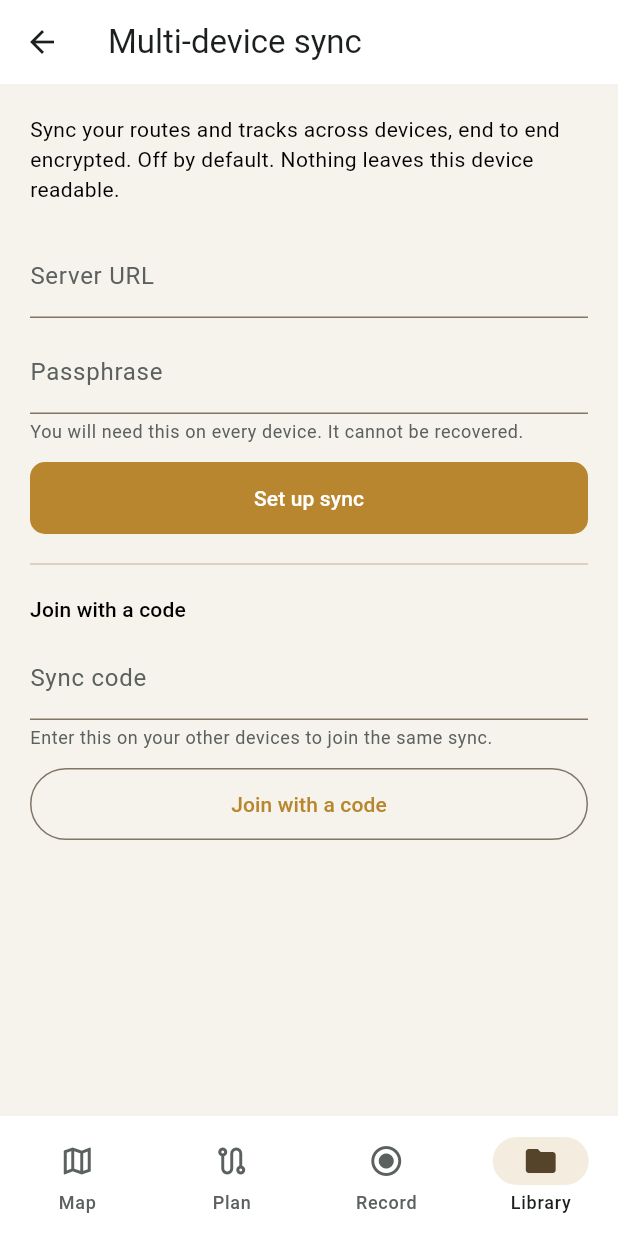
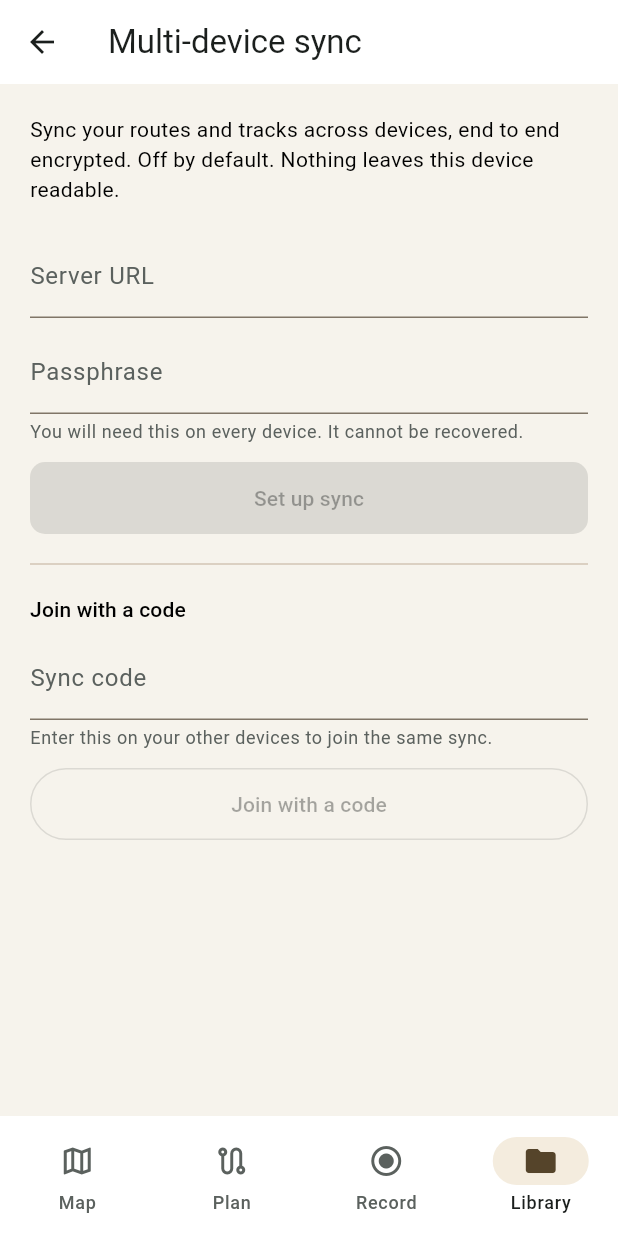
Before and after one commit to AffluentMods/cairn, a Flutter app: the SyncScreen screen opened by its route, on a phone screen of 412 x 824 dp. Run offline on Flutter 3.47's test engine with Material 3 defaults, Android fonts, the phone set to English and light mode, and no system bars; our stand-ins replace dio, drift, file_picker, flutter_riverpod, flutter_secure_storage, freezed_annotation and 5 more; missing offline and left inert: cryptography, flutter_foreground_task, gpx, maplibre_gl; accounts and stored records are empty; generated files the repository leaves out were written again.

Commit message:
security: pre-release audit + enforce sync passphrase strength
Ran the Affluent Labs security-audit skill over the app and both backends (docs/security-audit
-2026-09.md). No Critical or High findings. Fixed the one Medium: sync setup now requires a
passphrase of at least 10 characters, since it is the only protection for E2E data if the sync
code leaks (the server holds the salt and wrapped key). Verified controls: no committed
secrets, allowBackup off, cleartext off, only MainActivity exported, secure storage for sync
creds, AES-256-GCM with fresh nonces, constant-time server verification, proxy has no SSRF.

analyze clean, 115 tests pass.

Co-Authored-By: Claude Opus 4.8 <noreply@anthropic.com>

```diff
--- a/lib/l10n/app_en.arb
+++ b/lib/l10n/app_en.arb
@@ -224,6 +224,7 @@
   "syncCodeCopied": "Sync code copied",
   "syncEnabled": "Sync is on",
   "syncNoData": "No synced data found for that code.",
+  "syncPassphraseTooShort": "Use at least 10 characters. The passphrase is the only thing protecting your data if your sync code is exposed.",
 
   "summitTitle": "Cairn Summit",
   "summitOneTime": "One-time purchase. No subscription.",
--- a/lib/l10n/app_localizations.dart
+++ b/lib/l10n/app_localizations.dart
@@ -1198,6 +1198,12 @@ abstract class AppLocalizations {
   /// **'No synced data found for that code.'**
   String get syncNoData;
 
+  /// No description provided for @syncPassphraseTooShort.
+  ///
+  /// In en, this message translates to:
+  /// **'Use at least 10 characters. The passphrase is the only thing protecting your data if your sync code is exposed.'**
+  String get syncPassphraseTooShort;
+
   /// No description provided for @summitTitle.
   ///
   /// In en, this message translates to:
--- a/lib/l10n/app_localizations_en.dart
+++ b/lib/l10n/app_localizations_en.dart
@@ -621,6 +621,10 @@ class AppLocalizationsEn extends AppLocalizations {
   String get syncNoData => 'No synced data found for that code.';
 
   @override
+  String get syncPassphraseTooShort =>
+      'Use at least 10 characters. The passphrase is the only thing protecting your data if your sync code is exposed.';
+
+  @override
   String get summitTitle => 'Cairn Summit';
 
   @override
--- a/lib/presentation/sync/sync_screen.dart
+++ b/lib/presentation/sync/sync_screen.dart
@@ -25,6 +25,11 @@ class _SyncScreenState extends ConsumerState<SyncScreen> {
   SyncState? _state;
   bool _loading = true;
   bool _busy = false;
+
+  /// The passphrase is the only thing protecting E2E data if the sync code
+  /// leaks (the server holds the salt and wrapped key), so require some length.
+  static const _minPassphrase = 10;
+  bool get _passphraseOk => _passphrase.text.length >= _minPassphrase;
 
   @override
   void initState() {
@@ -103,6 +108,7 @@ class _SyncScreenState extends ConsumerState<SyncScreen> {
       TextField(
         controller: _passphrase,
         obscureText: true,
+        onChanged: (_) => setState(() {}),
         decoration: InputDecoration(
           labelText: l10n.syncPassphrase,
           helperText: l10n.syncPassphraseHint,
@@ -110,9 +116,17 @@ class _SyncScreenState extends ConsumerState<SyncScreen> {
       ),
       const SizedBox(height: 12),
       FilledButton(
-        onPressed: _busy ? null : () => _run(_enable),
+        onPressed: _busy || !_passphraseOk ? null : () => _run(_enable),
         child: Text(l10n.syncEnable),
       ),
+      if (_passphrase.text.isNotEmpty && !_passphraseOk)
+        Padding(
+          padding: const EdgeInsets.only(top: 4),
+          child: Text(
+            l10n.syncPassphraseTooShort,
+            style: TextStyle(color: Theme.of(context).colorScheme.error),
+          ),
+        ),
       const Divider(height: 40),
       Text(l10n.syncJoin, style: Theme.of(context).textTheme.titleSmall),
       const SizedBox(height: 8),
@@ -125,7 +139,7 @@ class _SyncScreenState extends ConsumerState<SyncScreen> {
       ),
       const SizedBox(height: 12),
       OutlinedButton(
-        onPressed: _busy ? null : () => _run(_join),
+        onPressed: _busy || !_passphraseOk ? null : () => _run(_join),
         child: Text(l10n.syncJoin),
       ),
       if (_busy) ...[
```
Also changed, not shown: 1 other file.
